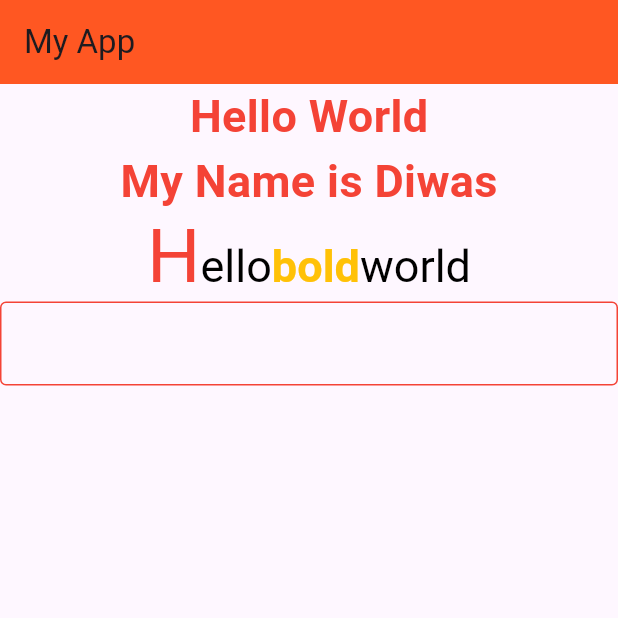
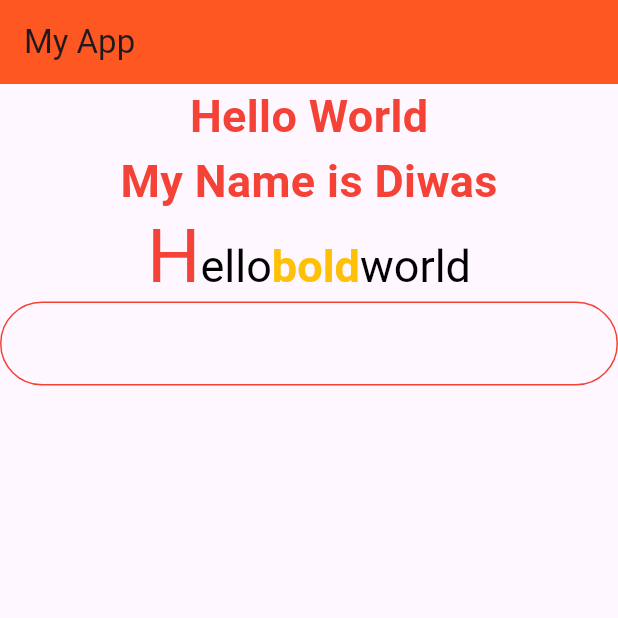
Before and after one commit to diwasbk2k3/my_first_app, a Flutter app: the screen it shows after launch, on a phone screen of 412 x 824 dp, the top half of it. Run offline on Flutter 3.47's test engine with Material 3 defaults, Android fonts, the phone set to English and light mode, and no system bars.

Commit message:
Border Radius

```diff
--- a/lib/screen/rich_text_screen.dart
+++ b/lib/screen/rich_text_screen.dart
@@ -69,13 +69,15 @@ class RichTextScreen extends StatelessWidget {
           TextField(
             decoration: InputDecoration(
               border: OutlineInputBorder(
-                borderRadius: BorderRadius.all(Radius.circular(10))
+                borderRadius: BorderRadius.all(Radius.circular(30))
               ),
               enabledBorder: OutlineInputBorder(
-                borderSide: BorderSide(color: Colors.red)
+                borderSide: BorderSide(color: Colors.red),
+                borderRadius: BorderRadius.all(Radius.circular(30))
               ),
               focusedBorder: OutlineInputBorder(
-                borderSide: BorderSide(color: Colors.green)
+                borderSide: BorderSide(color: Colors.green),
+                borderRadius: BorderRadius.circular(30)
               )
             ),
           )
```
